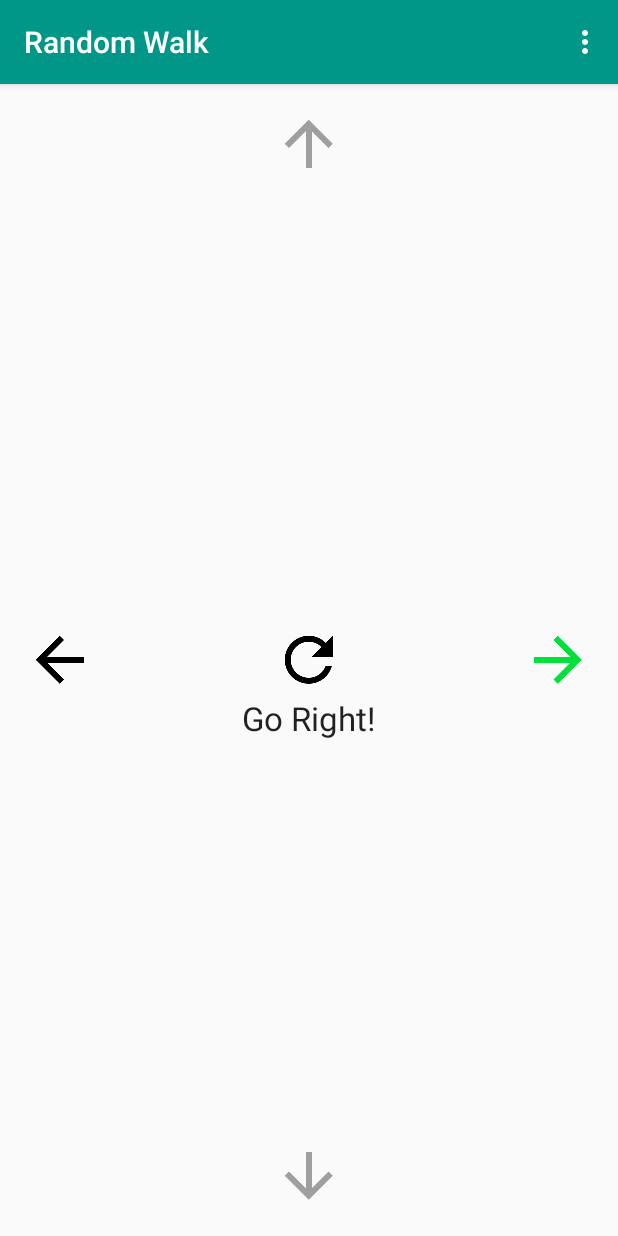
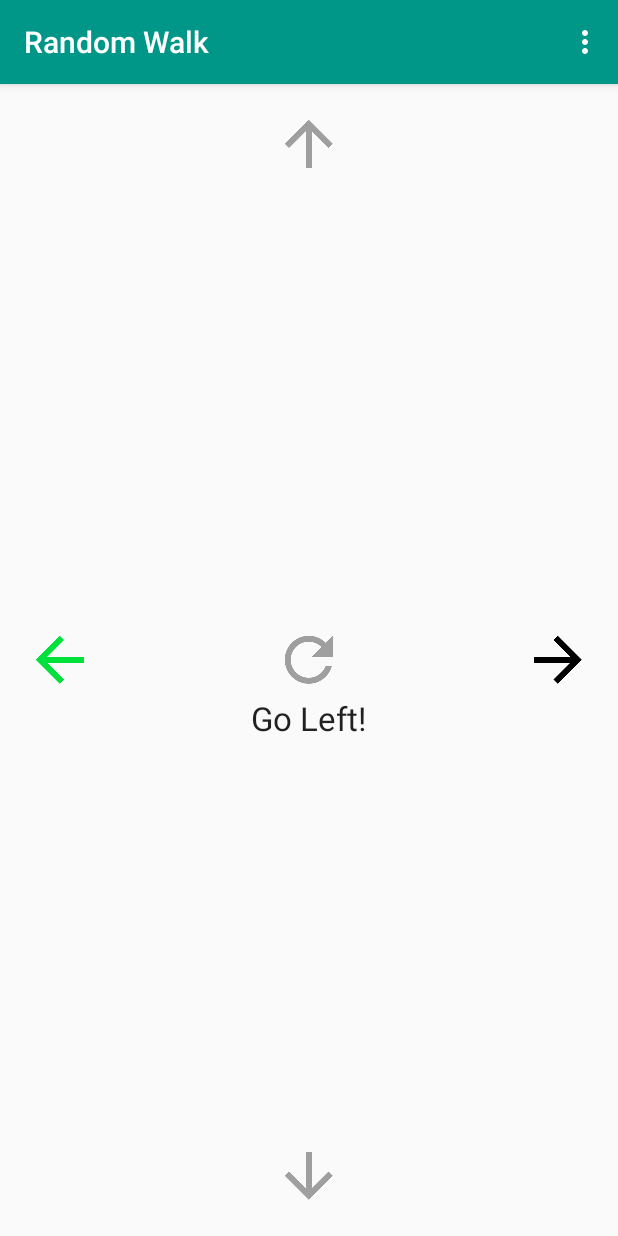
Before and after one commit to sho-87/random-walk, an Android app: the screen it shows after launch (MainActivity), after a tap on "Random Button", on a phone screen of 412 x 824 dp. Run offline under Robolectric (Android 15) with nearby library versions, the phone set to English and light mode, and no system bars.

Commit message:
Disable random button after it has been pressed

```diff
--- a/app/src/main/java/ca/simonho/randomwalk/MainActivity.java
+++ b/app/src/main/java/ca/simonho/randomwalk/MainActivity.java
@@ -85,6 +85,10 @@ public class MainActivity extends AppCompatActivity implements View.OnClickListe
     }
 
     private void showRandomDirection(final ImageButton button){
+        //Disable the random button for a while
+        randomButton.setEnabled(false);
+        setColour(randomButton, false);
+
         //Announce the randomly chosen direction
         directionText.setText(getString(R.string.directionText, button.getContentDescription()));
 
@@ -96,8 +100,13 @@ public class MainActivity extends AppCompatActivity implements View.OnClickListe
             @Override
             public void run() {
                 setColour(button, buttonStates.get(button));
+
                 //Reset the direction announce text
                 directionText.setText("");
+
+                //Re-enable the random button
+                randomButton.setEnabled(true);
+                setColour(randomButton, true);
             }
         }, directionShowDuration);
     }
```
